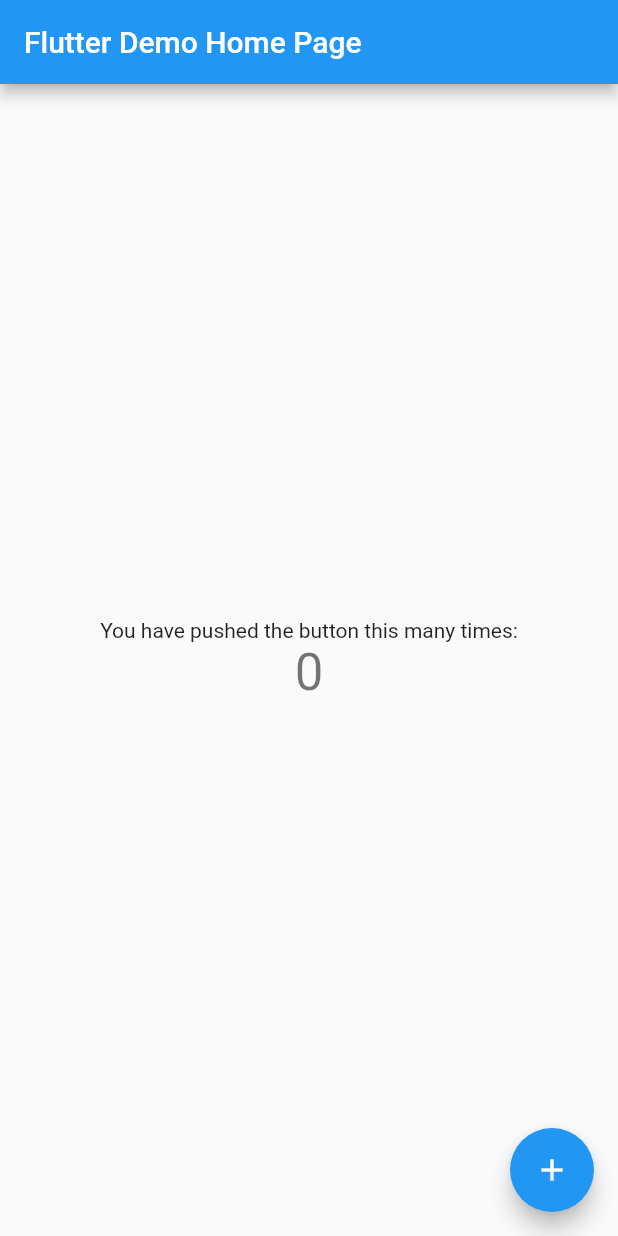
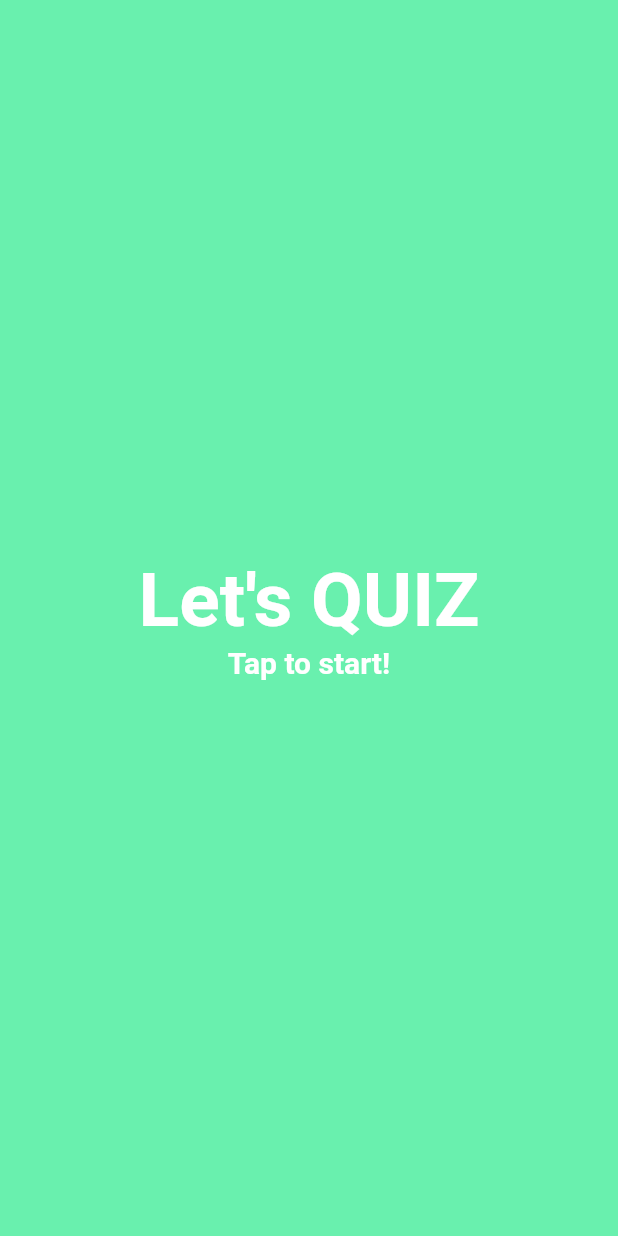
Before and after one commit to Ikanant/FlutterQuizApp, a Flutter app: the screen it shows after launch, on a phone screen of 412 x 824 dp. Run offline on Flutter 3.47's test engine with Material 2 defaults, Android fonts, the phone set to English and light mode, and no system bars.

Commit message:
Created first landing page

```diff
--- a/lib/main.dart
+++ b/lib/main.dart
@@ -1,109 +1,8 @@
 import 'package:flutter/material.dart';
+import './pages/landing_page.dart';
 
-void main() => runApp(new MyApp());
-
-class MyApp extends StatelessWidget {
-  // This widget is the root of your application.
-  @override
-  Widget build(BuildContext context) {
-    return new MaterialApp(
-      title: 'Flutter Demo',
-      theme: new ThemeData(
-        // This is the theme of your application.
-        //
-        // Try running your application with "flutter run". You'll see the
-        // application has a blue toolbar. Then, without quitting the app, try
-        // changing the primarySwatch below to Colors.green and then invoke
-        // "hot reload" (press "r" in the console where you ran "flutter run",
-        // or press Run > Flutter Hot Reload in IntelliJ). Notice that the
-        // counter didn't reset back to zero; the application is not restarted.
-        primarySwatch: Colors.blue,
-      ),
-      home: new MyHomePage(title: 'Flutter Demo Home Page'),
-    );
-  }
+void main () {
+  runApp(new MaterialApp(
+    home: new LandingPage()
+  ));
 }
-
-class MyHomePage extends StatefulWidget {
-  MyHomePage({Key key, this.title}) : super(key: key);
-
-  // This widget is the home page of your application. It is stateful, meaning
-  // that it has a State object (defined below) that contains fields that affect
-  // how it looks.
-
-  // This class is the configuration for the state. It holds the values (in this
-  // case the title) provided by the parent (in this case the App widget) and
-  // used by the build method of the State. Fields in a Widget subclass are
-  // always marked "final".
-
-  final String title;
-
-  @override
-  _MyHomePageState createState() => new _MyHomePageState();
-}
-
-class _MyHomePageState extends State<MyHomePage> {
-  int _counter = 0;
-
-  void _incrementCounter() {
-    setState(() {
-      // This call to setState tells the Flutter framework that something has
-      // changed in this State, which causes it to rerun the build method below
-      // so that the display can reflect the updated values. If we changed
-      // _counter without calling setState(), then the build method would not be
-      // called again, and so nothing would appear to happen.
-      _counter++;
-    });
-  }
-
-  @override
-  Widget build(BuildContext context) {
-    // This method is rerun every time setState is called, for instance as done
-    // by the _incrementCounter method above.
-    //
-    // The Flutter framework has been optimized to make rerunning build methods
-    // fast, so that you can just rebuild anything that needs updating rather
-    // than having to individually change instances of widgets.
-    return new Scaffold(
-      appBar: new AppBar(
-        // Here we take the value from the MyHomePage object that was created by
-        // the App.build method, and use it to set our appbar title.
-        title: new Text(widget.title),
-      ),
-      body: new Center(
-        // Center is a layout widget. It takes a single child and positions it
-        // in the middle of the parent.
-        child: new Column(
-          // Column is also layout widget. It takes a list of children and
-          // arranges them vertically. By default, it sizes itself to fit its
-          // children horizontally, and tries to be as tall as its parent.
-          //
-          // Invoke "debug paint" (press "p" in the console where you ran
-          // "flutter run", or select "Toggle Debug Paint" from the Flutter tool
-          // window in IntelliJ) to see the wireframe for each widget.
-          //
-          // Column has various properties to control how it sizes itself and
-          // how it positions its children. Here we use mainAxisAlignment to
-          // center the children vertically; the main axis here is the vertical
-          // axis because Columns are vertical (the cross axis would be
-          // horizontal).
-          mainAxisAlignment: MainAxisAlignment.center,
-          children: <Widget>[
-            new Text(
-              'You have pushed the button this many times:',
-            ),
-            new Text(
-              '$_counter',
-              style: Theme.of(context).textTheme.display1,
-            ),
-          ],
-        ),
-      ),
-      floatingActionButton: new FloatingActionButton(
-        onPressed: _incrementCounter,
-        tooltip: 'Increment',
-        child: new Icon(Icons.add),
-      ), // This trailing comma makes auto-formatting nicer for build methods.
-    );
-  }
-}
--- /dev/null
+++ b/lib/pages/landing_page.dart
@@ -0,0 +1,20 @@
+import 'package:flutter/material.dart';
+
+class LandingPage extends StatelessWidget {
+  @override
+  Widget build(BuildContext context){
+    return new Material(
+      color: Colors.greenAccent,
+      child: new InkWell(
+        onTap: () => print("We tapped!"),
+        child: new Column(
+          mainAxisAlignment: MainAxisAlignment.center,
+          children: <Widget>[
+            new Text("Let's QUIZ", style: new TextStyle(color: Colors.white, fontSize: 50.0, fontWeight: FontWeight.bold),),
+            new Text("Tap to start!", style: new TextStyle(color: Colors.white, fontSize: 20.0, fontWeight: FontWeight.bold),)
+          ],
+        ),
+      )
+    );
+  }
+}
```
Also changed, not shown: 1 other file.
